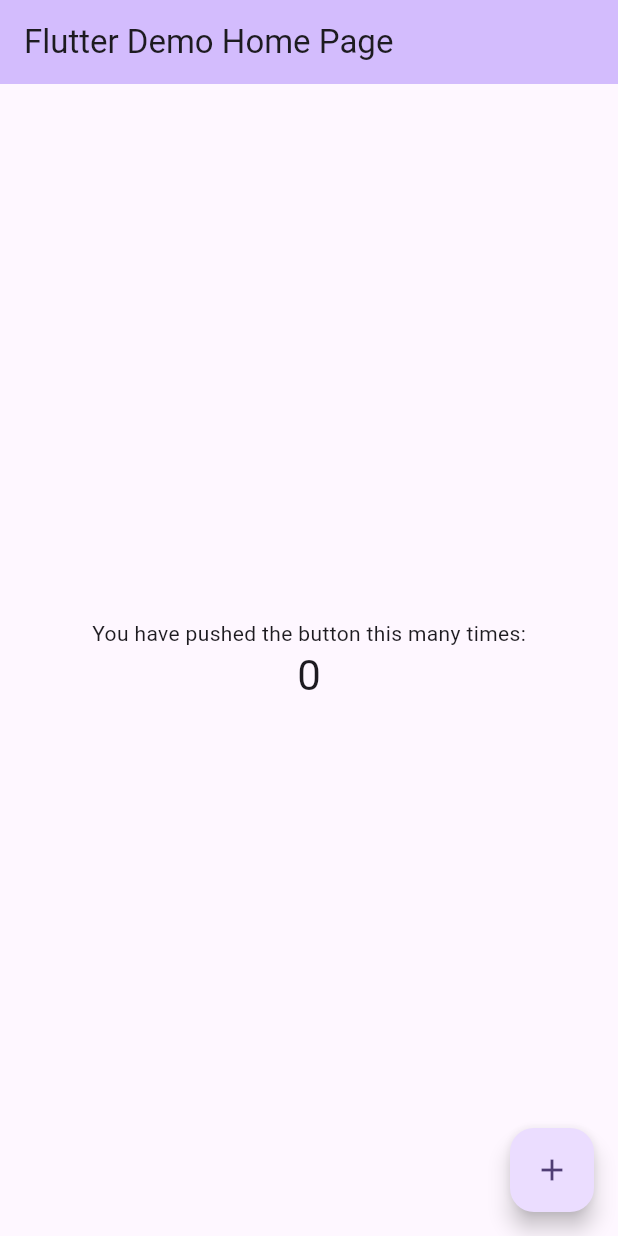
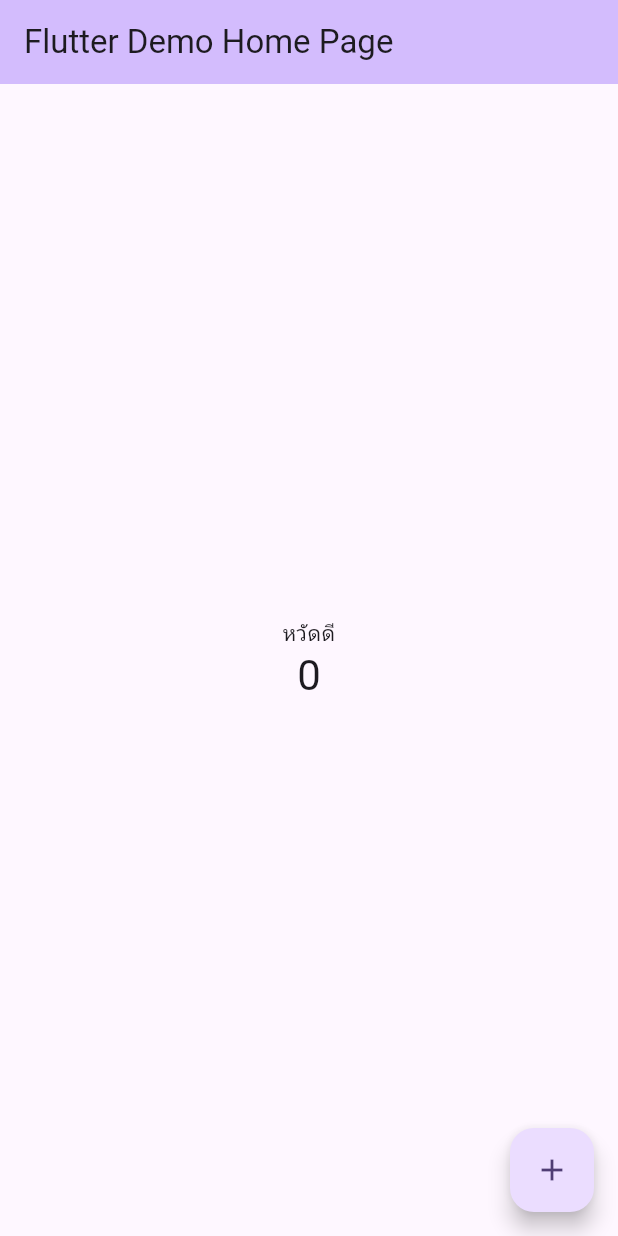
Before and after one commit to natthayasongsura/flutter_github, a Flutter app: the screen it shows after launch, on a phone screen of 412 x 824 dp. Run offline on Flutter 3.47's test engine with Material 3 defaults, Android fonts, the phone set to English and light mode, and no system bars.

Commit message:
update: แก้ไขข้อมความใน main.dart

```diff
--- a/lib/main.dart
+++ b/lib/main.dart
@@ -104,7 +104,7 @@ class _MyHomePageState extends State<MyHomePage> {
           // wireframe for each widget.
           mainAxisAlignment: MainAxisAlignment.center,
           children: <Widget>[
-            const Text('You have pushed the button this many times:'),
+            const Text('หวัดดี'),
             Text(
               '$_counter',
               style: Theme.of(context).textTheme.headlineMedium,
```
Also changed, not shown: 1 other file.
